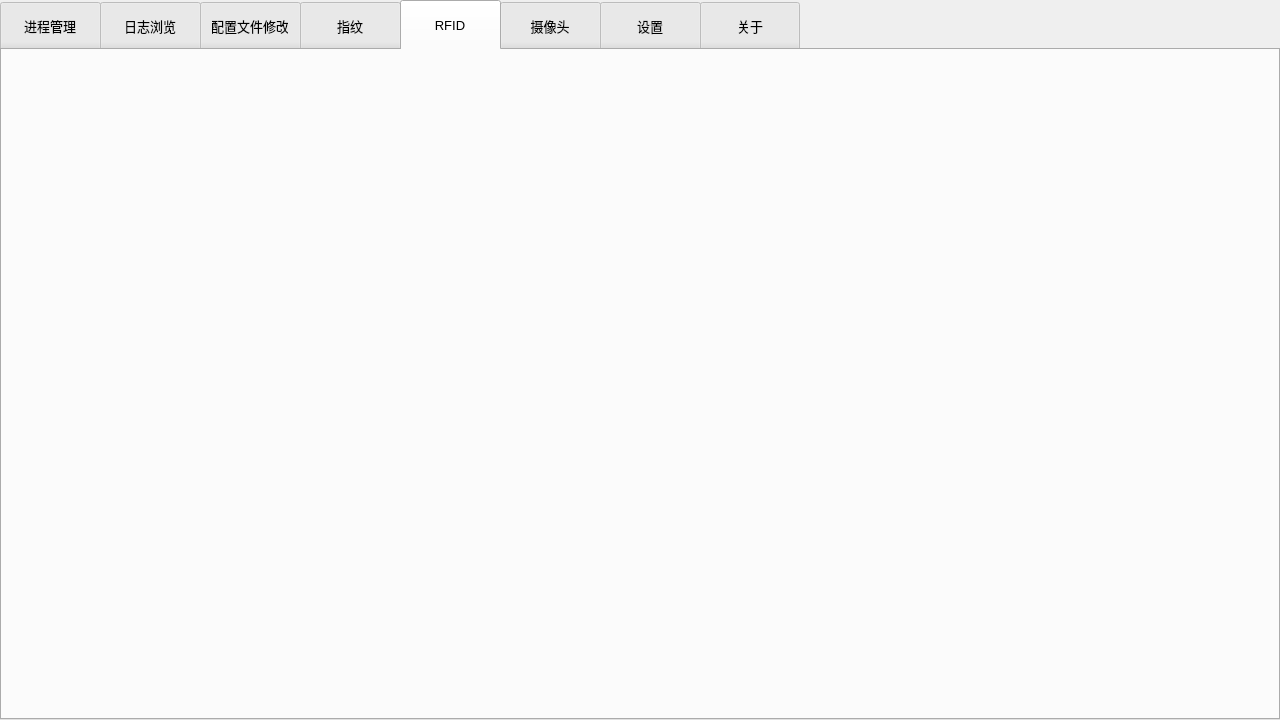
Nehcknarf/MidTool, file midtool.ui: the form before one commit.
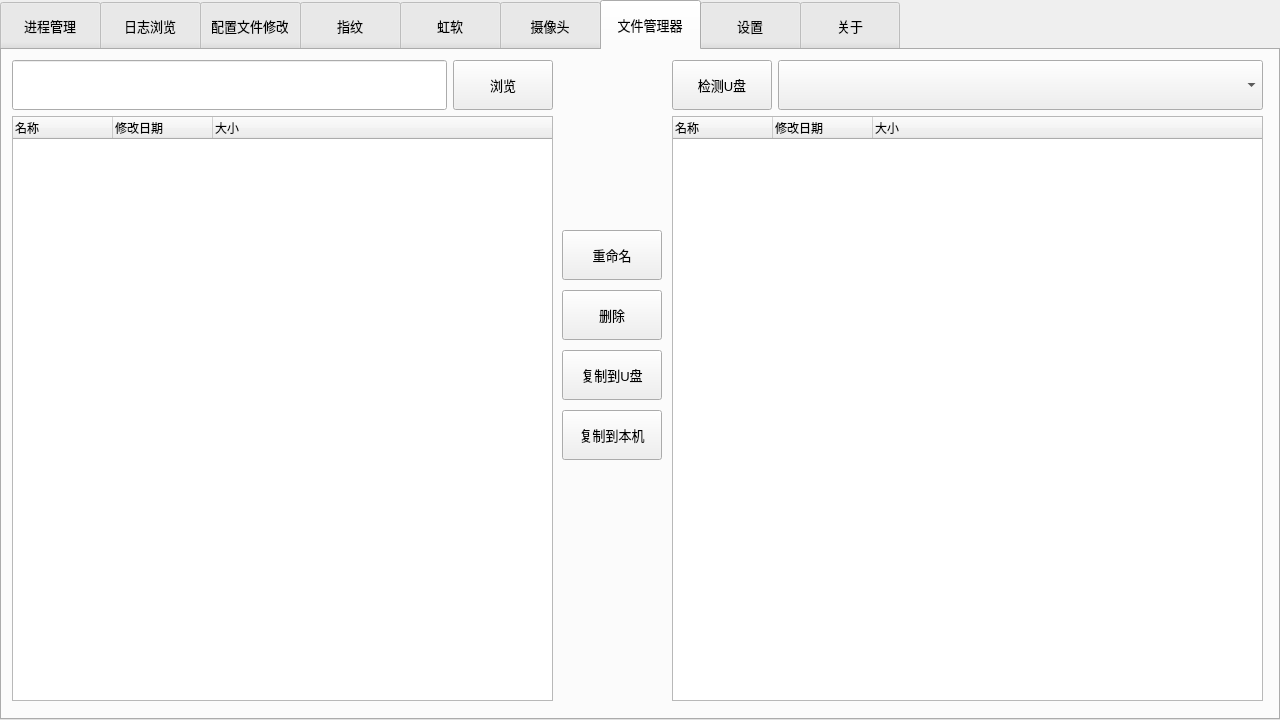
The form after the commit. The open tabs and pages were chosen to show the change. Icons and pictures are not drawn.

The edit to the form file:
```diff
--- a/midtool.ui
+++ b/midtool.ui
@@ -994,9 +994,9 @@
     </layout>
    </widget>
   </widget>
-  <widget class="QWidget" name="tab_5">
+  <widget class="QWidget" name="tab">
    <attribute name="title">
-    <string>RFID</string>
+    <string>虹软</string>
    </attribute>
   </widget>
   <widget class="QWidget" name="tab_6">
@@ -1102,6 +1102,287 @@
     </layout>
    </widget>
   </widget>
+  <widget class="QWidget" name="tab_5">
+   <attribute name="title">
+    <string>文件管理器</string>
+   </attribute>
+   <widget class="QPushButton" name="pushButton_capture_2">
+    <property name="enabled">
+     <bool>true</bool>
+    </property>
+    <property name="geometry">
+     <rect>
+      <x>560</x>
+      <y>180</y>
+      <width>100</width>
+      <height>50</height>
+     </rect>
+    </property>
+    <property name="minimumSize">
+     <size>
+      <width>100</width>
+      <height>50</height>
+     </size>
+    </property>
+    <property name="maximumSize">
+     <size>
+      <width>100</width>
+      <height>16777215</height>
+     </size>
+    </property>
+    <property name="font">
+     <font>
+      <pointsize>10</pointsize>
+     </font>
+    </property>
+    <property name="text">
+     <string>重命名</string>
+    </property>
+   </widget>
+   <widget class="QPushButton" name="pushButton_capture_3">
+    <property name="enabled">
+     <bool>true</bool>
+    </property>
+    <property name="geometry">
+     <rect>
+      <x>560</x>
+      <y>240</y>
+      <width>100</width>
+      <height>50</height>
+     </rect>
+    </property>
+    <property name="minimumSize">
+     <size>
+      <width>100</width>
+      <height>50</height>
+     </size>
+    </property>
+    <property name="maximumSize">
+     <size>
+      <width>100</width>
+      <height>16777215</height>
+     </size>
+    </property>
+    <property name="font">
+     <font>
+      <pointsize>10</pointsize>
+     </font>
+    </property>
+    <property name="text">
+     <string>删除</string>
+    </property>
+   </widget>
+   <widget class="QPushButton" name="pushButton_capture_4">
+    <property name="enabled">
+     <bool>true</bool>
+    </property>
+    <property name="geometry">
+     <rect>
+      <x>560</x>
+      <y>300</y>
+      <width>100</width>
+      <height>50</height>
+     </rect>
+    </property>
+    <property name="minimumSize">
+     <size>
+      <width>100</width>
+      <height>50</height>
+     </size>
+    </property>
+    <property name="maximumSize">
+     <size>
+      <width>100</width>
+      <height>16777215</height>
+     </size>
+    </property>
+    <property name="font">
+     <font>
+      <pointsize>10</pointsize>
+     </font>
+    </property>
+    <property name="text">
+     <string>复制到U盘</string>
+    </property>
+   </widget>
+   <widget class="QPushButton" name="pushButton_capture_7">
+    <property name="enabled">
+     <bool>true</bool>
+    </property>
+    <property name="geometry">
+     <rect>
+      <x>560</x>
+      <y>360</y>
+      <width>100</width>
+      <height>50</height>
+     </rect>
+    </property>
+    <property name="minimumSize">
+     <size>
+      <width>100</width>
+      <height>50</height>
+     </size>
+    </property>
+    <property name="maximumSize">
+     <size>
+      <width>100</width>
+      <height>16777215</height>
+     </size>
+    </property>
+    <property name="font">
+     <font>
+      <pointsize>10</pointsize>
+     </font>
+    </property>
+    <property name="text">
+     <string>复制到本机</string>
+    </property>
+   </widget>
+   <widget class="QWidget" name="">
+    <property name="geometry">
+     <rect>
+      <x>670</x>
+      <y>10</y>
+      <width>591</width>
+      <height>641</height>
+     </rect>
+    </property>
+    <layout class="QVBoxLayout" name="verticalLayout_11">
+     <item>
+      <layout class="QHBoxLayout" name="horizontalLayout_18">
+       <item>
+        <widget class="QPushButton" name="pushButton_capture_5">
+         <property name="enabled">
+          <bool>true</bool>
+         </property>
+         <property name="minimumSize">
+          <size>
+           <width>100</width>
+           <height>50</height>
+          </size>
+         </property>
+         <property name="maximumSize">
+          <size>
+           <width>100</width>
+           <height>16777215</height>
+          </size>
+         </property>
+         <property name="font">
+          <font>
+           <pointsize>10</pointsize>
+          </font>
+         </property>
+         <property name="text">
+          <string>检测U盘</string>
+         </property>
+        </widget>
+       </item>
+       <item>
+        <widget class="QComboBox" name="comboBox_2">
+         <property name="minimumSize">
+          <size>
+           <width>0</width>
+           <height>50</height>
+          </size>
+         </property>
+        </widget>
+       </item>
+      </layout>
+     </item>
+     <item>
+      <widget class="QTreeWidget" name="treeWidget_2">
+       <column>
+        <property name="text">
+         <string>名称</string>
+        </property>
+       </column>
+       <column>
+        <property name="text">
+         <string>修改日期</string>
+        </property>
+       </column>
+       <column>
+        <property name="text">
+         <string>大小</string>
+        </property>
+       </column>
+      </widget>
+     </item>
+    </layout>
+   </widget>
+   <widget class="QWidget" name="">
+    <property name="geometry">
+     <rect>
+      <x>10</x>
+      <y>10</y>
+      <width>541</width>
+      <height>641</height>
+     </rect>
+    </property>
+    <layout class="QVBoxLayout" name="verticalLayout_12">
+     <item>
+      <layout class="QHBoxLayout" name="horizontalLayout_19">
+       <item>
+        <widget class="QLineEdit" name="lineEdit_5">
+         <property name="minimumSize">
+          <size>
+           <width>0</width>
+           <height>50</height>
+          </size>
+         </property>
+        </widget>
+       </item>
+       <item>
+        <widget class="QPushButton" name="pushButton_capture_6">
+         <property name="enabled">
+          <bool>true</bool>
+         </property>
+         <property name="minimumSize">
+          <size>
+           <width>100</width>
+           <height>50</height>
+          </size>
+         </property>
+         <property name="maximumSize">
+          <size>
+           <width>100</width>
+           <height>16777215</height>
+          </size>
+         </property>
+         <property name="font">
+          <font>
+           <pointsize>10</pointsize>
+          </font>
+         </property>
+         <property name="text">
+          <string>浏览</string>
+         </property>
+        </widget>
+       </item>
+      </layout>
+     </item>
+     <item>
+      <widget class="QTreeWidget" name="treeWidget">
+       <column>
+        <property name="text">
+         <string>名称</string>
+        </property>
+       </column>
+       <column>
+        <property name="text">
+         <string>修改日期</string>
+        </property>
+       </column>
+       <column>
+        <property name="text">
+         <string>大小</string>
+        </property>
+       </column>
+      </widget>
+     </item>
+    </layout>
+   </widget>
+  </widget>
   <widget class="QWidget" name="tab_7">
    <attribute name="title">
     <string>设置</string>
```
Left out of the diff: 158 changed lines with no effect on the pictures.
